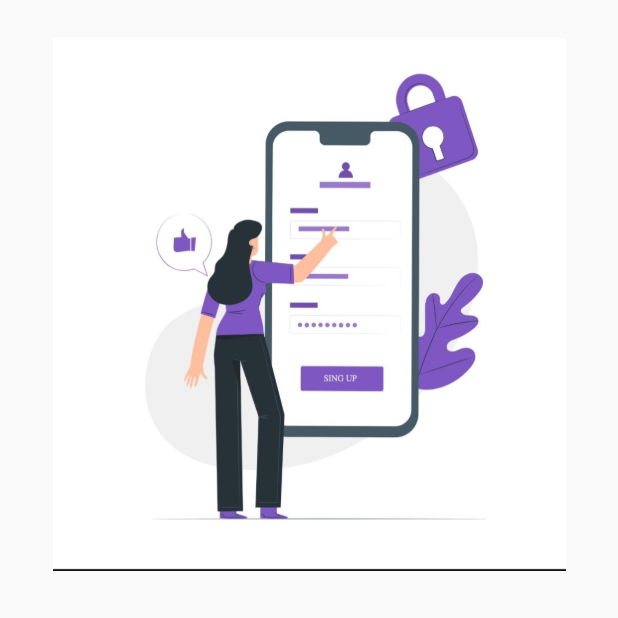
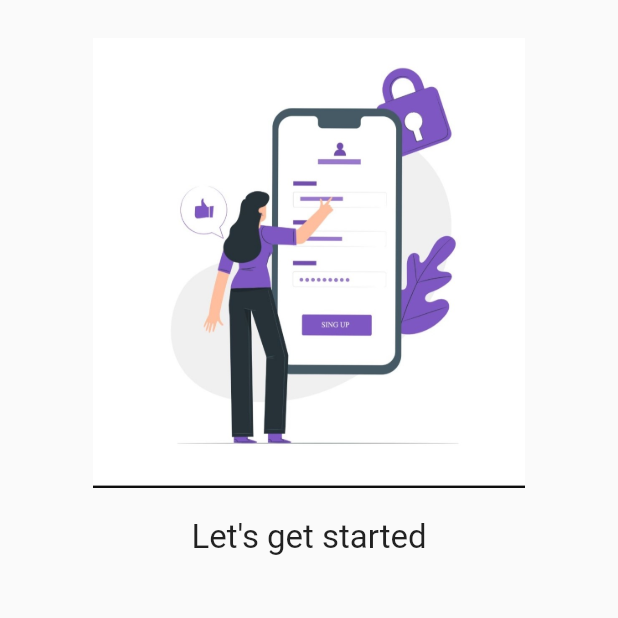
Before and after one commit to Samaramir/Phoneauth_Firebase, a Flutter app: the screen it shows after launch, on a phone screen of 412 x 824 dp, the top half of it. Run offline on Flutter 3.47's test engine with Material 2 defaults, Android fonts, the phone set to English and light mode, and no system bars.

Commit message:
page welcome creat SizeBox and Text

```diff
--- a/lib/Screans/Welcome_Screan.dart
+++ b/lib/Screans/Welcome_Screan.dart
@@ -18,7 +18,13 @@ class _WelcomeScreanState extends State<WelcomeScrean> {
             padding:const EdgeInsets.symmetric(vertical: 25,horizontal: 35),
           child: Column(
             children:[
-              Image.asset("assets/sign.jpg"),
+              Image.asset(
+              "assets/sign.jpg",
+              height:300,
+              ),
+              const SizedBox(height: 20),
+              const Text("Let's get started",style: TextStyle(fontSize: 22),)
+
             ],
           ),
         ),
--- a/pubspec.yaml
+++ b/pubspec.yaml
@@ -62,6 +62,8 @@ flutter:
   # To add assets to your application, add an assets section, like this:
   assets:
     - assets/sign.jpg
+    - assets/Login.jpg
+    - assets/Signup.jpg
 
 
 
```
Also changed, not shown: assets/Login.jpg (added), assets/Login.png.jpg (deleted), assets/Signup.jpg (added), assets/Signup.png.jpg (deleted), assets/sign.png.jpg (deleted).
